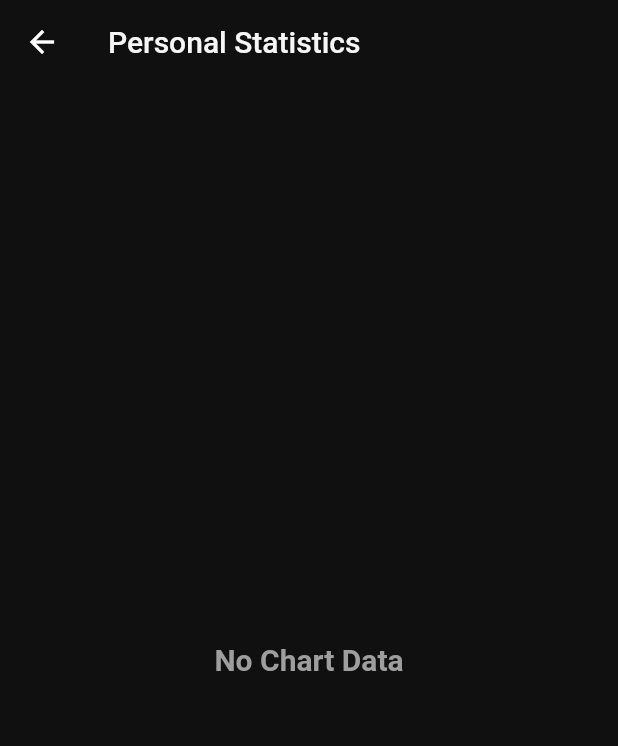
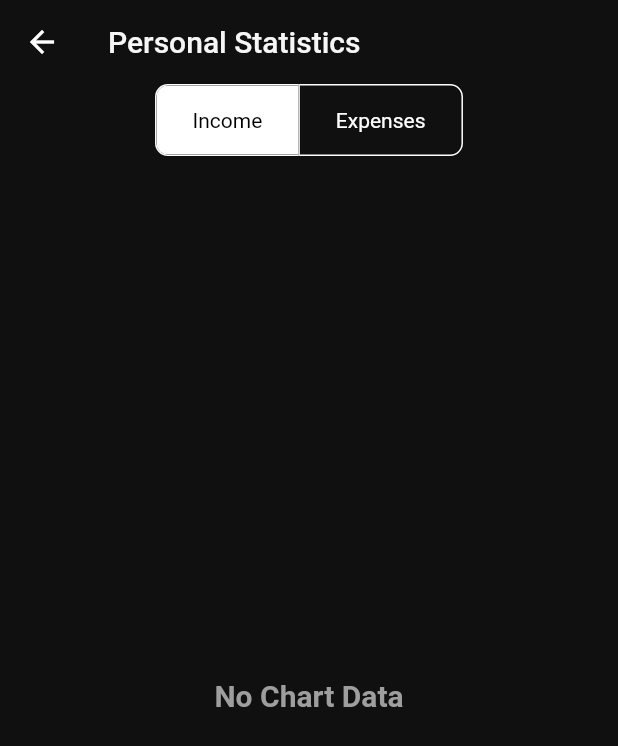
Before and after one commit to Jajared/financio, a Flutter app: the PersonalStatistics screen opened directly with empty values, on a phone screen of 412 x 824 dp. Shown: the top 746 px of the screen. Run offline on Flutter 3.47's test engine with Material 2 defaults, Android fonts, the phone set to English and light mode, and no system bars; our stand-ins replace cloud_firestore, firebase_core, fl_chart, get; accounts and stored records are empty.

Commit message:
Improved investment cards and personal statistics.

```diff
--- a/lib/screens/personal_statistics.dart
+++ b/lib/screens/personal_statistics.dart
@@ -2,10 +2,17 @@ import 'package:finance_tracker/models/personal_model.dart';
 import 'package:finance_tracker/widgets/personal_category_chart.dart';
 import 'package:flutter/material.dart';
 
-class PersonalStatistics extends StatelessWidget {
+class PersonalStatistics extends StatefulWidget {
   final List<PersonalModel> transactionData;
   const PersonalStatistics({required this.transactionData, Key? key})
       : super(key: key);
+
+  @override
+  _PersonalStatisticsState createState() => _PersonalStatisticsState();
+}
+
+class _PersonalStatisticsState extends State<PersonalStatistics> {
+  String _statisticsType = 'Income'; // Flag to track which chart to show
 
   @override
   Widget build(BuildContext context) {
@@ -22,8 +29,55 @@ class PersonalStatistics extends StatelessWidget {
         ),
       ),
       backgroundColor: const Color.fromRGBO(16, 16, 16, 1),
-      body: SizedBox(
-          child: PersonalCategoryChart(transactionData: transactionData)),
+      body: Column(
+        crossAxisAlignment: CrossAxisAlignment.stretch,
+        children: [
+          SizedBox(
+            height: 48,
+            child: Center(
+              // Center the ToggleButtons horizontally
+              child: ToggleButtons(
+                borderRadius: BorderRadius.circular(8),
+                borderColor: Colors.white,
+                selectedBorderColor: Colors.white,
+                color: Colors.white,
+                selectedColor: Colors.black,
+                fillColor: Colors.white,
+                isSelected: [
+                  _statisticsType == "Income",
+                  _statisticsType == "Expenses"
+                ],
+                onPressed: (index) {
+                  setState(() {
+                    _statisticsType = index == 0 ? "Income" : "Expenses";
+                  });
+                },
+                children: const [
+                  Padding(
+                    padding: EdgeInsets.symmetric(horizontal: 24),
+                    child: Text('Income'),
+                  ),
+                  Padding(
+                    padding: EdgeInsets.symmetric(horizontal: 24),
+                    child: Text('Expenses'),
+                  ),
+                ],
+              ),
+            ),
+          ),
+          Expanded(
+            child: _statisticsType == 'Income'
+                ? PersonalCategoryChart(
+                    transactionData: widget.transactionData,
+                    type: 'Income',
+                  )
+                : PersonalCategoryChart(
+                    transactionData: widget.transactionData,
+                    type: 'Expenses',
+                  ),
+          ),
+        ],
+      ),
     );
   }
 }
--- a/lib/widgets/personal_category_chart.dart
+++ b/lib/widgets/personal_category_chart.dart
@@ -4,7 +4,9 @@ import 'package:flutter/material.dart';
 
 class PersonalCategoryChart extends StatefulWidget {
   final List<PersonalModel> transactionData;
-  const PersonalCategoryChart({required this.transactionData, Key? key})
+  final String type;
+  const PersonalCategoryChart(
+      {required this.transactionData, required this.type, Key? key})
       : super(key: key);
 
   @override
@@ -73,6 +75,10 @@ class PersoanlCategoryChartState extends State<PersonalCategoryChart> {
         'Health': Colors.pink,
         'Education': Colors.green,
         'Other': Colors.grey,
+        'Salary': Colors.green,
+        'Investment': Colors.blue,
+        'Gift': Colors.green,
+        'Other Income': Colors.grey,
       };
       Map<String, double> categoryMap = {};
       transactionData.forEach((element) {
@@ -85,13 +91,12 @@ class PersoanlCategoryChartState extends State<PersonalCategoryChart> {
       });
       double total = 0;
       categoryMap.forEach((key, value) {
-        if (value < 0) {
+        if (widget.type == "Income" ? value < 0 : value > 0) {
           total += value.toDouble();
         }
       });
       categoryMap.forEach((key, value) {
-        // Add only expenses (income will be handled later)
-        if (value < 0) {
+        if (widget.type == "Income" ? value < 0 : value > 0) {
           sections.add(PieChartSectionData(
             color: sectionColors[key],
             value: value / total * 100,
@@ -197,6 +202,14 @@ class _Badge extends StatelessWidget {
         return const Icon(Icons.school, size: 26, color: Colors.green);
       case 'Other':
         return const Icon(Icons.category, size: 26, color: Colors.grey);
+      case 'Salary':
+        return const Icon(Icons.money, size: 26, color: Colors.green);
+      case 'Investment':
+        return const Icon(Icons.attach_money, size: 26, color: Colors.blue);
+      case 'Gift':
+        return const Icon(Icons.card_giftcard, size: 26, color: Colors.green);
+      case 'Other Income':
+        return const Icon(Icons.category, size: 26, color: Colors.grey);
       default:
         return const Icon(Icons.category, size: 26, color: Colors.grey);
     }
--- a/pubspec.yaml
+++ b/pubspec.yaml
@@ -64,6 +64,8 @@ flutter:
   uses-material-design: true
   assets:
     - lib/assets/stock_tickers.json
+    - lib/assets/icons/nasdaq-icon.png
+    - lib/assets/icons/nyse-icon.png
 
   # To add assets to your application, add an assets section, like this:
   # assets:
```
Also changed, not shown: lib/screens/add_investment.dart (+11 -10 lines), lib/widgets/investment_card.dart (+101 -25 lines), lib/assets/icons/nasdaq-icon.png (added), lib/assets/icons/nyse-icon.png (added).
